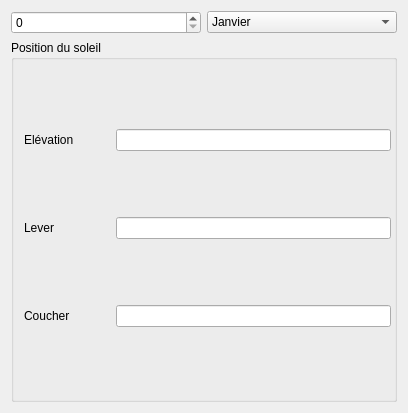
Before: the Qt Designer form dialogs/suncalculationsdialog.ui in Paracetamol56/Observeur2, drawn with Qt 5.
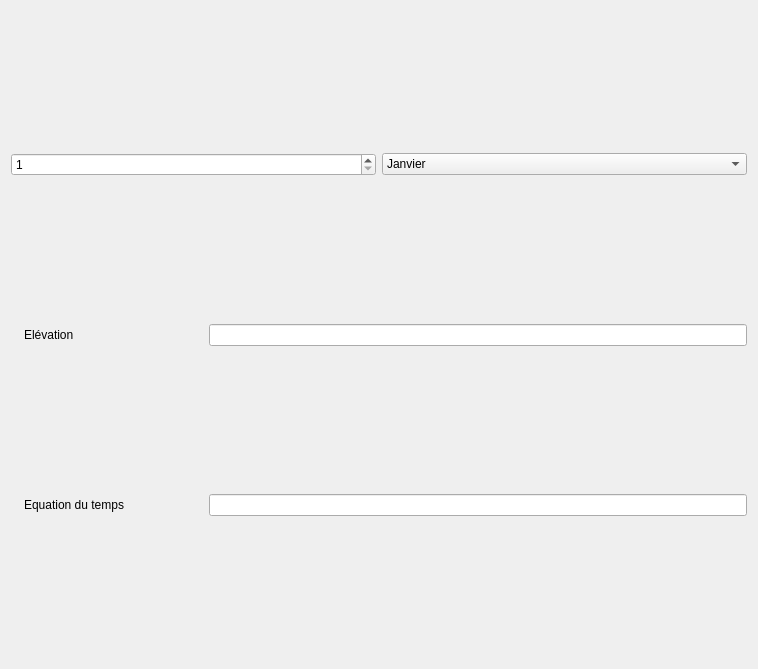
After: the same form once the commit is applied. Icons and pictures are not drawn.

Commit message: Equation of time calculation

Diff of the .ui file:
```diff
--- a/dialogs/suncalculationsdialog.ui
+++ b/dialogs/suncalculationsdialog.ui
@@ -6,18 +6,21 @@
    <rect>
     <x>0</x>
     <y>0</y>
-    <width>408</width>
-    <height>413</height>
+    <width>758</width>
+    <height>669</height>
    </rect>
   </property>
   <property name="windowTitle">
    <string>Form</string>
   </property>
-  <layout class="QVBoxLayout" name="verticalLayout" stretch="0,1">
+  <layout class="QVBoxLayout" name="verticalLayout" stretch="0,0,0">
    <item>
     <layout class="QHBoxLayout" name="horizontalLayout">
      <item>
       <widget class="QSpinBox" name="daySpinBox">
+       <property name="minimum">
+        <number>1</number>
+       </property>
        <property name="maximum">
         <number>31</number>
        </property>
@@ -90,27 +93,6 @@
     </layout>
    </item>
    <item>
-    <widget class="QGroupBox" name="sunPositionGroupBox">
-     <property name="title">
-      <string>Position du soleil</string>
-     </property>
-     <layout class="QVBoxLayout" name="verticalLayout_2">
-      <property name="spacing">
-       <number>0</number>
-      </property>
-      <property name="leftMargin">
-       <number>3</number>
-      </property>
-      <property name="topMargin">
-       <number>3</number>
-      </property>
-      <property name="rightMargin">
-       <number>3</number>
-      </property>
-      <property name="bottomMargin">
-       <number>3</number>
-      </property>
-      <item>
        <layout class="QHBoxLayout" name="elevationLayout" stretch="0,1,3">
         <item>
          <widget class="QLabel" name="elevationLabel_1">
@@ -148,7 +130,7 @@
        </layout>
       </item>
       <item>
-       <layout class="QHBoxLayout" name="sunriseLayout" stretch="0,1,3">
+    <layout class="QHBoxLayout" name="EoTLayout" stretch="0,1,3">
         <item>
          <widget class="QLabel" name="sunriseLabel_1">
           <property name="maximumSize">
@@ -171,58 +153,21 @@
         <item>
          <widget class="QLabel" name="sunriseLabel_2">
           <property name="text">
-           <string>Lever</string>
-          </property>
-         </widget>
-        </item>
-        <item>
-         <widget class="QLineEdit" name="sunriseLineEdit">
-          <property name="readOnly">
+        <string>Equation du temps</string>
+       </property>
+       <property name="wordWrap">
            <bool>true</bool>
           </property>
          </widget>
         </item>
-       </layout>
-      </item>
       <item>
-       <layout class="QHBoxLayout" name="sunsetLayout" stretch="0,1,3">
-        <item>
-         <widget class="QLabel" name="sunsetLabel_1">
-          <property name="maximumSize">
-           <size>
-            <width>40</width>
-            <height>40</height>
-           </size>
-          </property>
-          <property name="text">
-           <string/>
-          </property>
-          <property name="pixmap">
-           <pixmap resource="../ressources.qrc">:/Ressources/icons/icons8-le-coucher-du-soleil-96.png</pixmap>
-          </property>
-          <property name="scaledContents">
-           <bool>true</bool>
-          </property>
-         </widget>
-        </item>
-        <item>
-         <widget class="QLabel" name="sunsetLabel_2">
-          <property name="text">
-           <string>Coucher</string>
-          </property>
-         </widget>
-        </item>
-        <item>
-         <widget class="QLineEdit" name="sunsetLineEdit">
+      <widget class="QLineEdit" name="EoTLineEdit">
           <property name="readOnly">
            <bool>true</bool>
           </property>
          </widget>
         </item>
        </layout>
-      </item>
-     </layout>
-    </widget>
    </item>
   </layout>
  </widget>
```
Left out of the diff: 6 changed lines with no effect on the pictures. Lines whose indentation alone changed are shown as unchanged. The commit also changes 4 other files.
